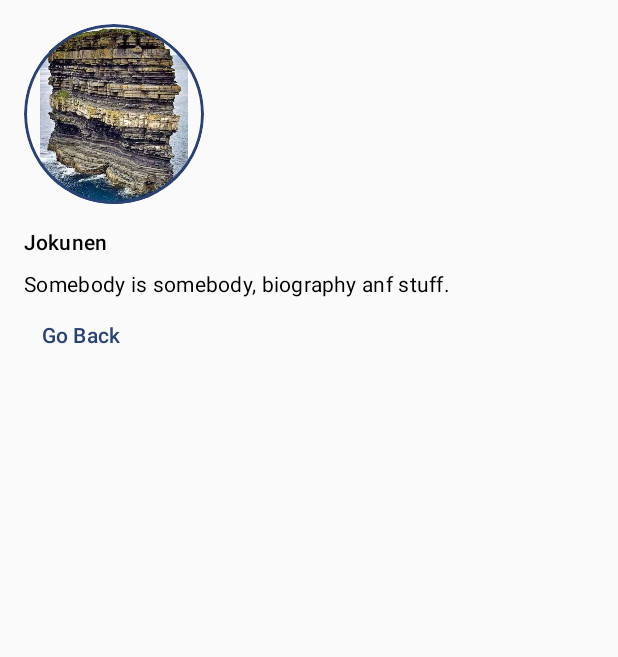
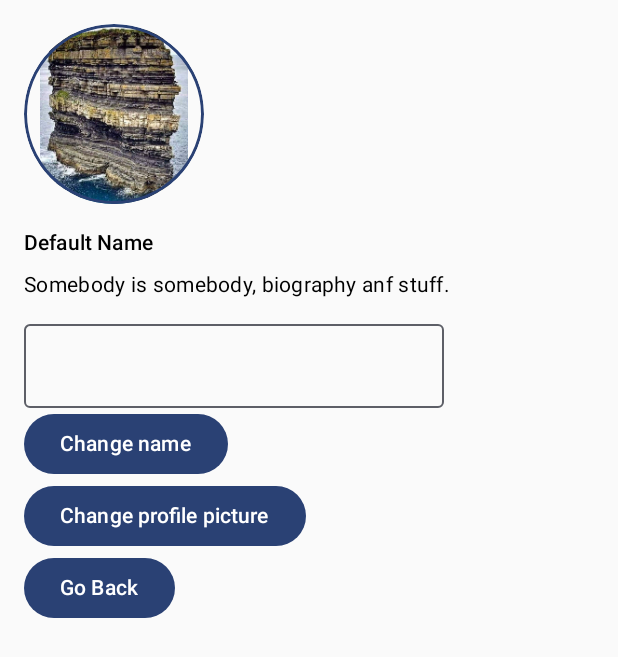
Before and after one commit to JoonaSakkinen/JetpackComposeTutorial-521046A-Mobile-Computing, an Android app built with Jetpack Compose: the screen it shows after launch (MainActivity), after a tap on "some photo", on a phone screen of 412 x 824 dp. Shown: the top 657 px of the screen. Run offline under Robolectric (Android 15) with nearby library versions, the phone set to English and light mode, and no system bars.

Commit message:
Homework delivery 3

```diff
--- a/app/build.gradle.kts
+++ b/app/build.gradle.kts
@@ -70,4 +70,5 @@ dependencies {
     val nav_version = "2.8.5"
 
     implementation("androidx.navigation:navigation-compose:$nav_version")
+    implementation("io.coil-kt.coil3:coil-compose:3.0.4")
 }
--- a/app/src/main/java/com/substainable/jetpackcomposetutorial/MainActivity.kt
+++ b/app/src/main/java/com/substainable/jetpackcomposetutorial/MainActivity.kt
@@ -1,15 +1,16 @@
 package com.substainable.jetpackcomposetutorial
 
-import android.content.res.Configuration
+import android.content.Context
+import android.net.Uri
 import android.os.Bundle
-import android.provider.ContactsContract.Profile
+import android.util.Log
 import androidx.activity.ComponentActivity
+import androidx.activity.compose.rememberLauncherForActivityResult
 import androidx.activity.compose.setContent
-import androidx.compose.foundation.Image
-import androidx.compose.foundation.layout.Box
+import androidx.activity.result.PickVisualMediaRequest
+import androidx.activity.result.contract.ActivityResultContracts
 import androidx.compose.foundation.layout.Column
 import androidx.compose.foundation.layout.Row
-import androidx.compose.foundation.layout.Spacer
 import androidx.compose.foundation.layout.Spacer
 import androidx.compose.foundation.layout.height
 import androidx.compose.foundation.layout.padding
@@ -24,8 +25,6 @@ import androidx.compose.ui.draw.clip
 import androidx.compose.ui.unit.dp
 import androidx.compose.material3.Text
 import androidx.compose.runtime.Composable
-import androidx.compose.ui.res.painterResource
-import androidx.compose.ui.tooling.preview.Preview
 import com.substainable.jetpackcomposetutorial.ui.theme.JetpackComposeTutorialTheme
 
 import androidx.compose.foundation.lazy.LazyColumn
@@ -40,13 +39,21 @@ import androidx.compose.runtime.setValue
 import androidx.compose.animation.animateColorAsState
 import androidx.compose.animation.animateContentSize
 import androidx.compose.material3.Button
-import androidx.compose.material3.TextButton
+import androidx.compose.material3.OutlinedTextField
+import androidx.compose.runtime.LaunchedEffect
+import androidx.compose.ui.platform.LocalContext
+import androidx.compose.ui.res.stringResource
 import androidx.navigation.NavController
 import androidx.navigation.compose.NavHost
 import androidx.navigation.compose.composable
 import androidx.navigation.compose.rememberNavController
+import coil3.compose.AsyncImage
+import coil3.request.ImageRequest
+import java.io.File
+import java.io.FileOutputStream
 
 class MainActivity : ComponentActivity() {
+
     override fun onCreate(savedInstanceState: Bundle?) {
         super.onCreate(savedInstanceState)
         setContent {
@@ -58,7 +65,10 @@ class MainActivity : ComponentActivity() {
                 NavHost(navController = navController, startDestination = "conversation") {
                     // Conversation screen
                     composable("conversation") {
-                        ConversationScreen(SampleData.conversationSample, navController)  // Pass NavController to ConversationScreen
+                        ConversationScreen(
+                            SampleData.conversationSample,
+                            navController
+                        )  // Pass NavController to ConversationScreen
                     }
 
                     // Profile screen
@@ -71,13 +81,23 @@ class MainActivity : ComponentActivity() {
     }
 }
 
-data class Message(val author: String, val body: String)
+data class Message(val body: String)
 
 @Composable
 fun MessageCard(msg: Message, navController: NavController) {
-    Row (modifier = Modifier.padding(all = 8.dp)) {
-        Image(
-            painter = painterResource(R.drawable.kallio),
+    var profileImage by remember { mutableStateOf<String?>(null) }
+    var userName by remember { mutableStateOf<String?>(null) }
+    val context = LocalContext.current
+    LaunchedEffect(Unit) {
+        profileImage = getSavedImagePathFromPreferences(context)
+        userName = getSavedUserNameFromPreferences(context)
+    }
+
+    Row(modifier = Modifier.padding(all = 8.dp)) {
+        AsyncImage(
+            model = ImageRequest.Builder(LocalContext.current)
+                .data(profileImage ?: R.drawable.kallio)
+                .build(),
             contentDescription = "some photo",
             modifier = Modifier
                 // Set image size to 40 dp
@@ -89,6 +109,7 @@ fun MessageCard(msg: Message, navController: NavController) {
                     navController.navigate("profile")
                 }
         )
+
         Spacer(modifier = Modifier.width(8.dp))
 
         var isExpanded by remember { mutableStateOf(false) }
@@ -98,8 +119,14 @@ fun MessageCard(msg: Message, navController: NavController) {
         )
 
         Column(modifier = Modifier.clickable { isExpanded = !isExpanded }) {
+            var user by remember { mutableStateOf<String?>(null) }
+            if(userName.isNullOrEmpty()){
+                user = "Default Name"
+            } else {
+                user = userName
+            }
             Text(
-                text = msg.author,
+                text = user.toString(),
                 color = MaterialTheme.colorScheme.secondary,
                 style = MaterialTheme.typography.titleSmall
             )
@@ -112,7 +139,9 @@ fun MessageCard(msg: Message, navController: NavController) {
                 // surfaceColor color will be changing gradually from primary to surface
                 color = surfaceColor,
                 // animateContentSize will change the Surface size gradually
-                modifier = Modifier.animateContentSize().padding(1.dp)
+                modifier = Modifier
+                    .animateContentSize()
+                    .padding(1.dp)
             ) {
                 Text(
                     text = msg.body,
@@ -137,10 +166,44 @@ fun ConversationScreen(messages: List<Message>, navController: NavController) {
 
 @Composable
 fun ProfileScreen(navController: NavController) {
+    // Creating a mutable state to store the selected image
+    var profileImage by remember { mutableStateOf<String?>(null) }
+    // Creating a mutable state to store the username
+    var userName by remember { mutableStateOf<String?>(null) }
+    // Context value
+    val context = LocalContext.current
+    // Retrieve the saved image path from SharedPreferences when the screen is first loaded
+    LaunchedEffect(Unit) {
+        profileImage = getSavedImagePathFromPreferences(context)
+        userName = getSavedUserNameFromPreferences(context)
+    }
+    // Create pickMedia for picking photos
+    val pickMedia =
+        rememberLauncherForActivityResult(ActivityResultContracts.PickVisualMedia()) { uri ->
+            // Callback is invoked after the user selects a media item or closes the
+            // photo picker.
+            if (uri != null) {
+                // Save the selected image to internal storage
+                val savedImageFile = saveImageToInternalStorage(context, uri)
+
+                savedImageFile?.let {
+                    profileImage = it.absolutePath
+                    saveImagePathToPreferences(context, it.absolutePath)  // Save the file path to SharedPreferences
+                }
+            } else {
+                Log.d("PhotoPicker", "No media selected")
+            }
+        }
+
     JetpackComposeTutorialTheme {
+        var name by remember {
+            mutableStateOf("")
+        }
         Column(modifier = Modifier.padding(16.dp)) {
-            Image(
-                painter = painterResource(R.drawable.kallio),
+            AsyncImage(
+                model = ImageRequest.Builder(LocalContext.current)
+                    .data(profileImage ?: R.drawable.kallio)
+                    .build(),
                 contentDescription = "Profile Picture",
                 modifier = Modifier
                     .size(120.dp)
@@ -148,10 +211,37 @@ fun ProfileScreen(navController: NavController) {
                     .border(2.dp, MaterialTheme.colorScheme.primary, CircleShape)
             )
             Spacer(modifier = Modifier.height(16.dp))
-            Text(text = "Jokunen", style = MaterialTheme.typography.titleSmall)
+            if(userName.isNullOrEmpty()){
+                Text(text = "Default Name", style = MaterialTheme.typography.titleSmall)
+            } else {
+                Text(text = userName.toString(), style = MaterialTheme.typography.titleSmall)
+            }
             Spacer(modifier = Modifier.height(8.dp))
-            Text(text = "Somebody is somebody, biography anf stuff.", style = MaterialTheme.typography.bodyMedium)
-            TextButton(
+            Text(
+                text = "Somebody is somebody, biography anf stuff.",
+                style = MaterialTheme.typography.bodyMedium
+            )
+            Spacer(modifier = Modifier.height(16.dp))
+            OutlinedTextField(
+                value = name,
+                onValueChange = { text -> name = text })
+            Button(
+                onClick = { // Launch the photo picker and let the user choose only images.
+                    if (name.isNotBlank()) {
+                        userName = name
+                        saveUserNameToPreferences(context, name)
+                    }
+                }) {
+                Text("Change name")
+            }
+            Button(
+                onClick = { // Launch the photo picker and let the user choose only images.
+                    pickMedia.launch(PickVisualMediaRequest(ActivityResultContracts.PickVisualMedia.ImageOnly))
+                }
+            ) {
+                Text("Change profile picture")
+            }
+            Button(
                 onClick = { navController.popBackStack() }
             ) {
                 Text("Go Back")
@@ -160,15 +250,58 @@ fun ProfileScreen(navController: NavController) {
     }
 }
 
+fun saveImageToInternalStorage(context: Context, uri: Uri): File? {
+    try {
+        val contentResolver = context.contentResolver
+        val inputStream = contentResolver.openInputStream(uri)
+        val file = File(context.filesDir, "profile_picture.jpg")  // Path to save the image
+        val outputStream = FileOutputStream(file)
+
+        inputStream?.copyTo(outputStream)
+
+        inputStream?.close()
+        outputStream.close()
+
+        return file
+    } catch (e: Exception) {
+        e.printStackTrace()
+        return null
+    }
+}
+
+fun saveImagePathToPreferences(context: Context, imagePath: String) {
+    val sharedPreferences = context.getSharedPreferences("profile_preferences", Context.MODE_PRIVATE)
+    val editor = sharedPreferences.edit()
+    editor.putString("profile_image_path", imagePath)  // Save the path
+    editor.apply()
+}
+
+fun saveUserNameToPreferences(context: Context, userName: String) {
+    val sharedPreferences = context.getSharedPreferences("profile_preferences", Context.MODE_PRIVATE)
+    val editor = sharedPreferences.edit()
+    editor.putString("user_name", userName)  // Save the path
+    editor.apply()
+}
+
+fun getSavedImagePathFromPreferences(context: Context): String? {
+    val sharedPreferences = context.getSharedPreferences("profile_preferences", Context.MODE_PRIVATE)
+    return sharedPreferences.getString("profile_image_path", null)  // Return the path if it exists, or null if not
+}
+
+fun getSavedUserNameFromPreferences(context: Context): String? {
+    val sharedPreferences = context.getSharedPreferences("profile_preferences", Context.MODE_PRIVATE)
+    return sharedPreferences.getString("user_name", null)  // Return the path if it exists, or null if not
+}
+
 object SampleData {
     // Sample conversation data
+
     val conversationSample = listOf(
         Message(
-            "Jokunen",
             "Test...Test...Test..."
         ),
         Message(
-            "Jokunen",
+
             """List of Android versions:
             |Android KitKat (API 19)
             |Android Lollipop (API 21)
@@ -181,51 +314,51 @@ object SampleData {
             |Android 12 (API 31)""".trim()
         ),
         Message(
-            "Jokunen",
+
             """I think Kotlin is my favorite programming language.
             |It's so much fun!""".trim()
         ),
         Message(
-            "Jokunen",
+
             "Searching for alternatives to XML layouts..."
         ),
         Message(
-            "Jokunen",
+
             """Hey, take a look at Jetpack Compose, it's great!
             |It's the Android's modern toolkit for building native UI.
             |It simplifies and accelerates UI development on Android.
             |Less code, powerful tools, and intuitive Kotlin APIs :)""".trim()
         ),
         Message(
-            "Jokunen",
+
             "It's available from API 21+ :)"
         ),
         Message(
-            "Jokunen",
+
             "Writing Kotlin for UI seems so natural, Compose where have you been all my life?"
         ),
         Message(
-            "Jokunen",
+
             "Android Studio next version's name is Arctic Fox"
         ),
         Message(
-            "Jokunen",
+
             "Android Studio Arctic Fox tooling for Compose is top notch ^_^"
         ),
         Message(
-            "Jokunen",
+
             "I didn't know you can now run the emulator directly from Android Studio"
         ),
         Message(
-            "Jokunen",
+
             "Compose Previews are great to check quickly how a composable layout looks like"
         ),
         Message(
-            "Jokunen",
+
             "Previews are also interactive after enabling the experimental setting"
         ),
         Message(
-            "Jokunen",
+
             "Have you tried writing build.gradle with KTS?"
         ),
     )
--- a/app/src/main/res/values/strings.xml
+++ b/app/src/main/res/values/strings.xml
@@ -1,3 +1,4 @@
 <resources>
     <string name="app_name">Jetpack Compose Tutorial</string>
+    <string name="user_name">Jokunen</string>
 </resources>
```
